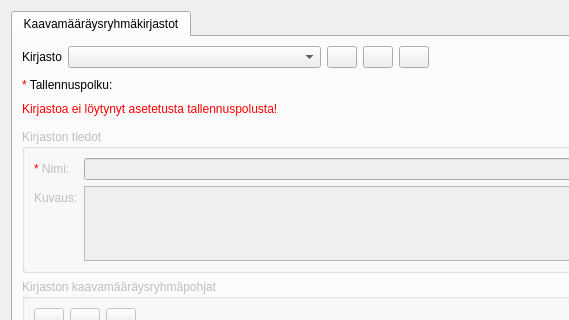
This is arho_feature_template/gui/dialogs/manage_libraries.ui in GispoCoding/arho-feature-template as Qt 5 draws it before an edit; both pictures show x 0 to 569 and y 0 to 320 of the 703 by 769 pixel window. The edited form follows.
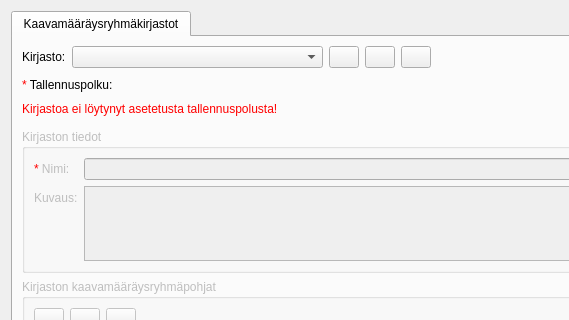
This is the edited form. Custom widgets are drawn as their Qt base class.

Diff of the .ui file:
```diff
--- a/arho_feature_template/gui/dialogs/manage_libraries.ui
+++ b/arho_feature_template/gui/dialogs/manage_libraries.ui
@@ -29,7 +29,7 @@
          <item>
           <widget class="QLabel" name="label_4">
            <property name="text">
-            <string>Kirjasto</string>
+            <string>Kirjasto:</string>
            </property>
           </widget>
          </item>
```
Left out of the diff: 6 changed lines with no effect on the pictures.
